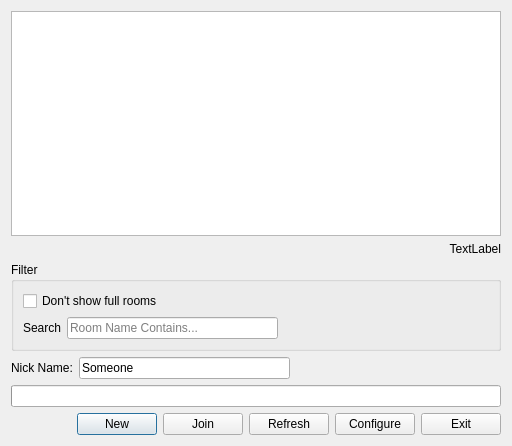
Above: src/painttyDesktop/widgets/roomlistdialog.ui from liuyanghejerry/painttyWidget before the change. Below: the same form after it.
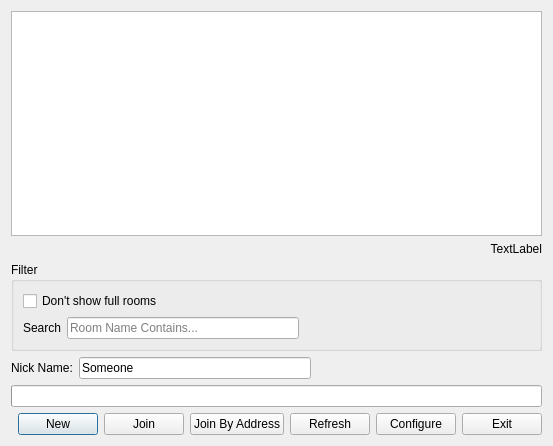
That is the form after the change. Custom widgets are drawn as their Qt base class.

Commit message: add: Join room via URL.

Patch:
```diff
--- a/src/painttyDesktop/widgets/roomlistdialog.ui
+++ b/src/painttyDesktop/widgets/roomlistdialog.ui
@@ -6,7 +6,7 @@
    <rect>
     <x>0</x>
     <y>0</y>
-    <width>512</width>
+    <width>553</width>
     <height>446</height>
    </rect>
   </property>
@@ -169,6 +169,13 @@
        </property>
       </widget>
      </item>
+     <item>
+      <widget class="QPushButton" name="pushButton_6">
+       <property name="text">
+        <string>Join By Address</string>
+       </property>
+      </widget>
+     </item>
      <item>
       <widget class="QPushButton" name="pushButton_3">
        <property name="text">
```
The commit also changes 12 other files.
